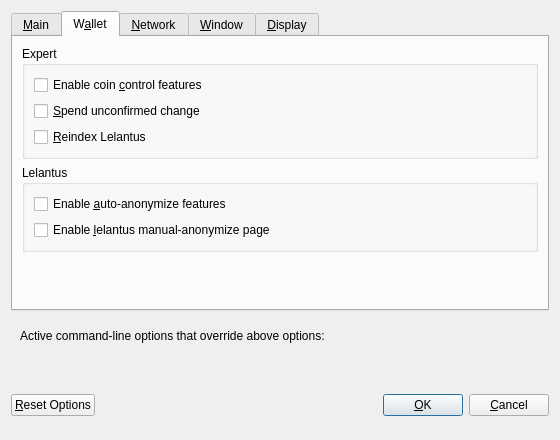
Above: src/qt/forms/optionsdialog.ui from firoorg/firo before the change. Below: the same form after it.
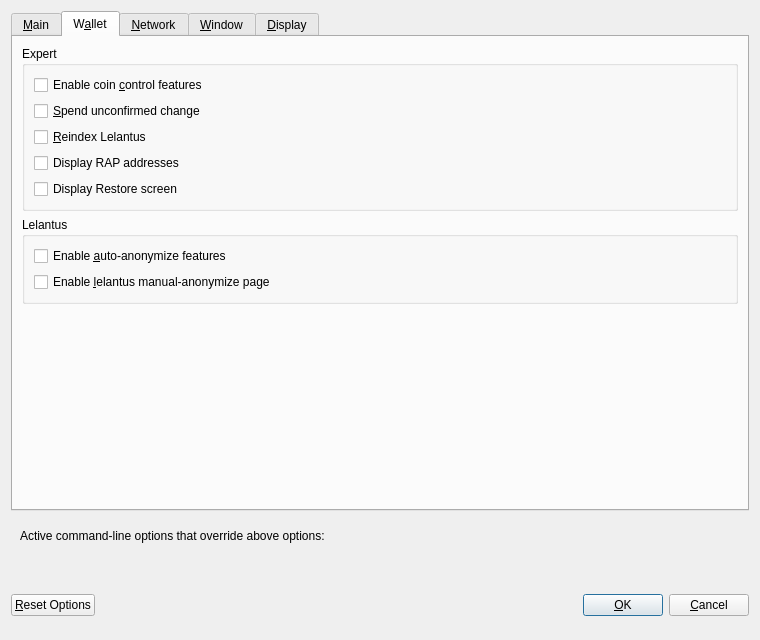
That is the form after the change. Custom widgets are drawn as their Qt base class.

Commit message: Adding option to hide/ unhide RAP Addresses page manualy

```diff
--- a/src/qt/forms/optionsdialog.ui
+++ b/src/qt/forms/optionsdialog.ui
@@ -6,8 +6,8 @@
    <rect>
     <x>0</x>
     <y>0</y>
-    <width>560</width>
-    <height>440</height>
+    <width>760</width>
+    <height>640</height>
    </rect>
   </property>
   <property name="windowTitle">
@@ -173,6 +173,26 @@
             </property>
            </widget>
           </item>
+          <item>
+            <widget class="QCheckBox" name="enableRapAddresses">
+             <property name="toolTip">
+                <string>Whether to show RAP addresses or not.</string>
+             </property>
+             <property name="text">
+                <string>Display RAP addresses</string>
+             </property>
+            </widget>
+          </item>
+          <item>
+            <widget class="QCheckBox" name="enableRestoreScreen">
+             <property name="toolTip">
+                <string>Whether to show Restore screen or not.</string>
+             </property>
+             <property name="text">
+                <string>Display Restore screen</string>
+             </property>
+            </widget>
+          </item>
          </layout>
         </widget>
        </item>
```
The commit also changes 5 other files.
